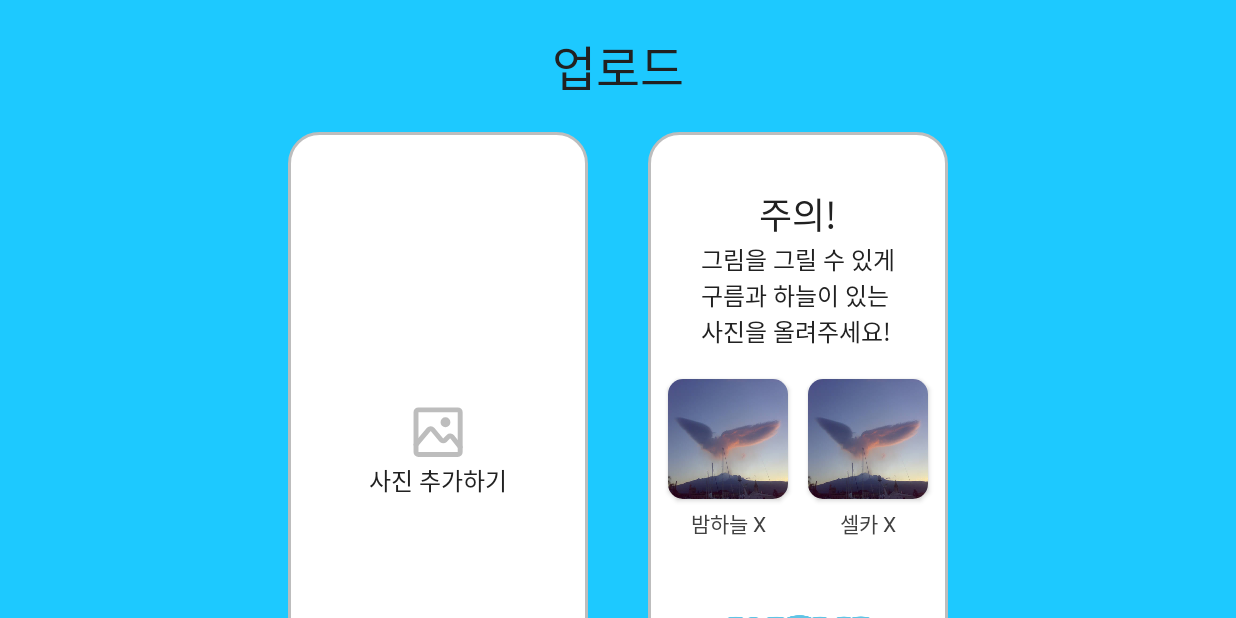
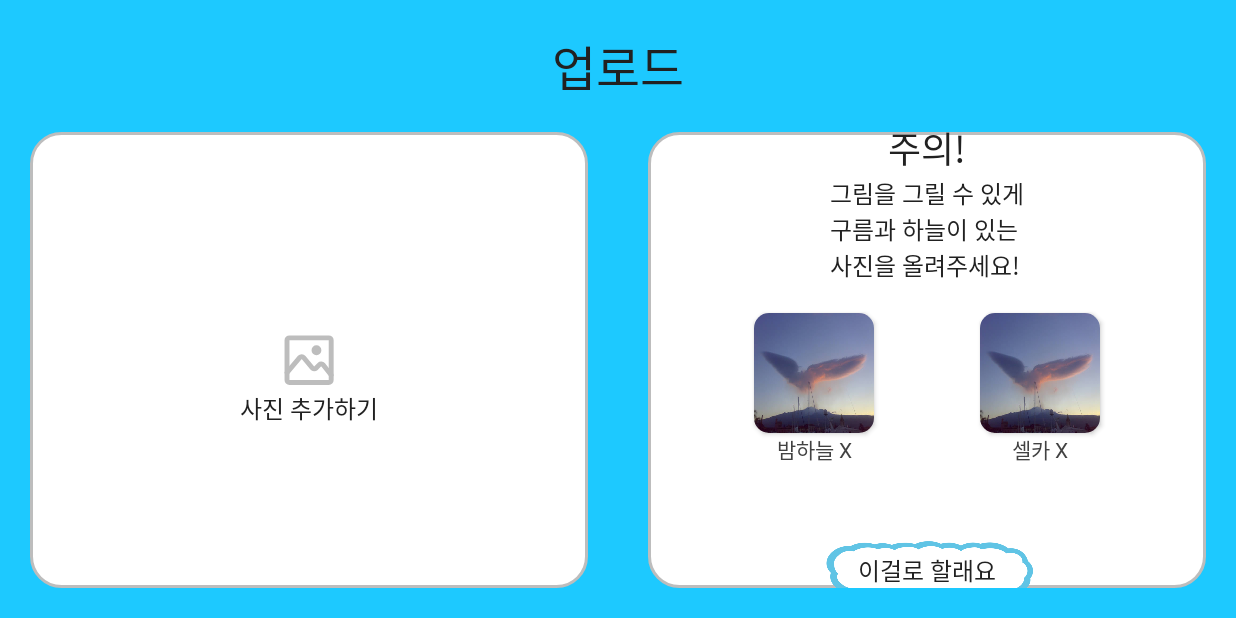
Before and after one commit to i-likloud/i-likloud, an Android app: the UploadFragment screen opened through its navigation route, on a phone screen of 824 x 412 dp (held sideways). Run offline under Robolectric (Android 15) with nearby library versions, the phone set to English and light mode, and no system bars; our stand-ins replace Dagger/Hilt's generated code.

Commit message:
✏modify : Upload Fragment XML 수정 | 이영준 | fragment_upload

```diff
--- a/frontend/likloud/app/src/main/res/layout/fragment_upload.xml
+++ b/frontend/likloud/app/src/main/res/layout/fragment_upload.xml
@@ -19,15 +19,15 @@
 
     <androidx.constraintlayout.widget.ConstraintLayout
         android:id="@+id/layout_add_photo"
-        android:layout_width="200dp"
-        android:layout_height="400dp"
-        android:layout_marginTop="20dp"
+        android:layout_width="0dp"
+        android:layout_height="0dp"
+        android:layout_marginVertical="20dp"
         android:layout_marginHorizontal="20dp"
+        app:layout_constraintWidth="0.5"
         android:background="@drawable/frame_rounded_border_gray05_radius20"
         app:layout_constraintEnd_toStartOf="@+id/layout_warning_photo"
-        app:layout_constraintHorizontal_bias="0.5"
-        app:layout_constraintHorizontal_chainStyle="packed"
         app:layout_constraintStart_toStartOf="parent"
+        app:layout_constraintBottom_toBottomOf="parent"
         app:layout_constraintTop_toBottomOf="@id/text_upload">
 
         <ImageView
@@ -53,15 +53,17 @@
 
     <androidx.constraintlayout.widget.ConstraintLayout
         android:id="@+id/layout_warning_photo"
-        android:layout_width="200dp"
-        android:layout_height="400dp"
+        android:layout_width="0dp"
+        android:layout_height="0dp"
         android:layout_marginHorizontal="20dp"
-        android:layout_marginTop="20dp"
+        android:layout_marginVertical="20dp"
         android:background="@drawable/frame_rounded_border_gray05_radius20"
+        app:layout_constraintBottom_toBottomOf="parent"
         app:layout_constraintEnd_toEndOf="parent"
         app:layout_constraintHorizontal_bias="0.5"
         app:layout_constraintStart_toEndOf="@+id/layout_add_photo"
-        app:layout_constraintTop_toBottomOf="@id/text_upload">
+        app:layout_constraintTop_toBottomOf="@id/text_upload"
+        app:layout_constraintWidth="0.5">
 
         <TextView
             android:id="@+id/text_warning_title"
@@ -69,11 +71,12 @@
             android:layout_width="wrap_content"
             android:layout_height="wrap_content"
             android:text="@string/caution"
-            app:layout_constraintBottom_toBottomOf="parent"
+            app:layout_constraintBottom_toTopOf="@id/text_warning_content"
             app:layout_constraintEnd_toEndOf="parent"
+            app:layout_constraintHorizontal_bias="0.5"
             app:layout_constraintStart_toStartOf="parent"
             app:layout_constraintTop_toTopOf="parent"
-            app:layout_constraintVertical_bias="0.1" />
+            app:layout_constraintVertical_chainStyle="packed" />
 
         <TextView
             android:id="@+id/text_warning_content"
@@ -81,9 +84,12 @@
             android:layout_width="wrap_content"
             android:layout_height="wrap_content"
             android:text="@string/caution_description"
+            app:layout_constraintBottom_toTopOf="@id/cardview_image_warning_notcloud"
             app:layout_constraintEnd_toEndOf="parent"
+            app:layout_constraintHorizontal_bias="0.5"
             app:layout_constraintStart_toStartOf="parent"
-            app:layout_constraintTop_toBottomOf="@id/text_warning_title" />
+            app:layout_constraintTop_toBottomOf="@id/text_warning_title"
+            app:layout_constraintVertical_chainStyle="packed" />
 
         <androidx.cardview.widget.CardView
             android:id="@+id/cardview_image_warning_dark"
@@ -91,9 +97,9 @@
             android:layout_height="wrap_content"
             app:cardCornerRadius="10dp"
             app:layout_constraintEnd_toStartOf="@+id/cardview_image_warning_notcloud"
+            app:layout_constraintHorizontal_chainStyle="spread"
             app:layout_constraintStart_toStartOf="parent"
-            app:layout_constraintTop_toBottomOf="@id/text_warning_content"
-            android:layout_marginTop="20dp">
+            app:layout_constraintTop_toTopOf="@id/cardview_image_warning_notcloud">
 
             <ImageView
                 android:id="@+id/image_warning_dark"
@@ -106,24 +112,25 @@
 
         <TextView
             android:id="@+id/text_warning_dark"
+            style="@style/Theme.AppCompat.TextView.jua.Size14"
             android:layout_width="wrap_content"
             android:layout_height="wrap_content"
             android:text="밤하늘 X"
-            android:layout_marginTop="5dp"
-            style="@style/Theme.AppCompat.TextView.jua.Size14"
-            app:layout_constraintTop_toBottomOf="@id/cardview_image_warning_dark"
+            app:layout_constraintEnd_toEndOf="@id/cardview_image_warning_dark"
+            app:layout_constraintHorizontal_bias="0.5"
             app:layout_constraintStart_toStartOf="@id/cardview_image_warning_dark"
-            app:layout_constraintEnd_toEndOf="@id/cardview_image_warning_dark"/>
+            app:layout_constraintTop_toTopOf="@+id/text_warning_notcloud" />
 
         <androidx.cardview.widget.CardView
             android:id="@+id/cardview_image_warning_notcloud"
             android:layout_width="wrap_content"
             android:layout_height="wrap_content"
+            android:layout_marginTop="20dp"
             app:cardCornerRadius="10dp"
+            app:layout_constraintBottom_toTopOf="@id/text_warning_notcloud"
             app:layout_constraintEnd_toEndOf="parent"
             app:layout_constraintStart_toEndOf="@+id/cardview_image_warning_dark"
-            app:layout_constraintTop_toBottomOf="@id/text_warning_content"
-            android:layout_marginTop="20dp">
+            app:layout_constraintTop_toBottomOf="@id/text_warning_content">
 
             <ImageView
                 android:id="@+id/image_warning_notcloud"
@@ -136,25 +143,29 @@
 
         <TextView
             android:id="@+id/text_warning_notcloud"
+            style="@style/Theme.AppCompat.TextView.jua.Size14"
             android:layout_width="wrap_content"
             android:layout_height="wrap_content"
             android:text="셀카 X"
-            android:layout_marginTop="5dp"
-            style="@style/Theme.AppCompat.TextView.jua.Size14"
+            app:layout_constraintBottom_toTopOf="@id/button_choose"
+            app:layout_constraintEnd_toEndOf="@id/cardview_image_warning_notcloud"
+            app:layout_constraintStart_toStartOf="@id/cardview_image_warning_notcloud"
             app:layout_constraintTop_toBottomOf="@id/cardview_image_warning_notcloud"
-            app:layout_constraintStart_toStartOf="@id/cardview_image_warning_notcloud"
-            app:layout_constraintEnd_toEndOf="@id/cardview_image_warning_notcloud"/>
+            tools:layout_editor_absoluteY="418dp" />
 
         <androidx.appcompat.widget.AppCompatButton
+            android:id="@+id/button_choose"
+            style="@style/Theme.AppCompat.TextView.jua.dark.Size16"
             android:layout_width="150dp"
             android:layout_height="40dp"
+            android:layout_marginTop="50dp"
             android:background="@drawable/button_frame_skyblue"
             android:text="@string/choose"
-            style="@style/Theme.AppCompat.TextView.jua.dark.Size16"
-            app:layout_constraintTop_toBottomOf="@id/text_warning_dark"
+            app:layout_constraintBottom_toBottomOf="parent"
+            app:layout_constraintEnd_toEndOf="parent"
+            app:layout_constraintHorizontal_bias="0.5"
             app:layout_constraintStart_toStartOf="parent"
-            app:layout_constraintEnd_toEndOf="parent"
-            android:layout_marginTop="50dp"/>
+            app:layout_constraintTop_toBottomOf="@+id/text_warning_notcloud" />
 
 
     </androidx.constraintlayout.widget.ConstraintLayout>
--- a/frontend/likloud/app/src/main/res/navigation/nav_graph.xml
+++ b/frontend/likloud/app/src/main/res/navigation/nav_graph.xml
@@ -3,7 +3,7 @@
     xmlns:app="http://schemas.android.com/apk/res-auto"
     xmlns:tools="http://schemas.android.com/tools"
     android:id="@+id/nav_graph"
-    app:startDestination="@id/loginFragment">
+    app:startDestination="@id/homeFragment">
 
     <fragment
         android:id="@+id/exampleFragment"
```
